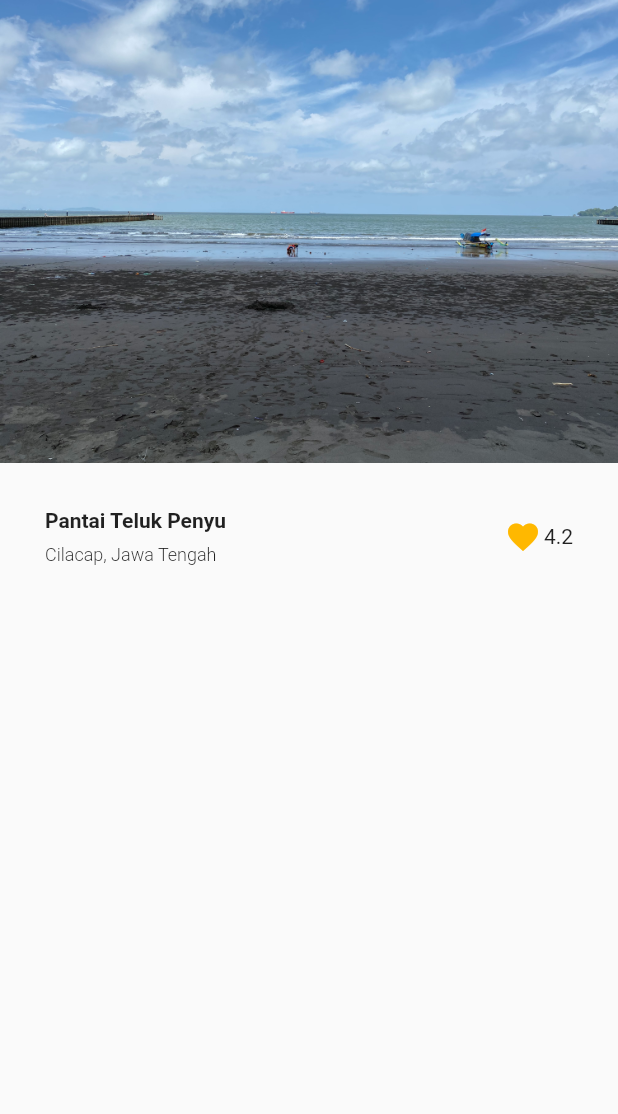
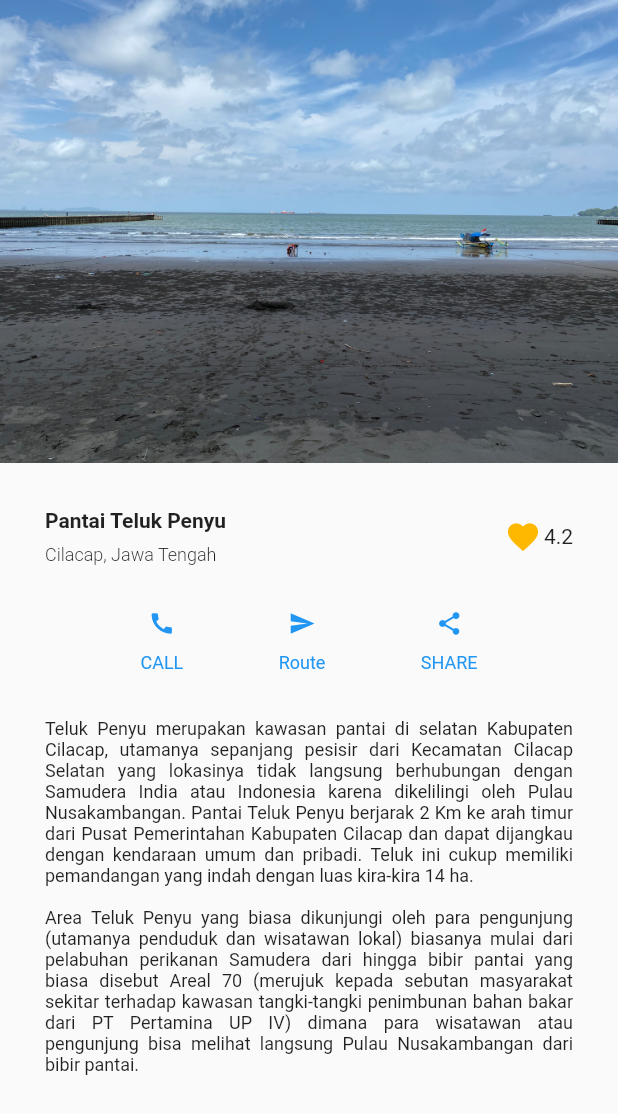
Before and after one commit to dewaasmara589/Belajar-Flutter, a Flutter app: the screen it shows after launch, on a phone screen of 412 x 824 dp. Shown: the top 1114 px of the screen. Run offline on Flutter 3.47's test engine with Material 2 defaults, Android fonts, the phone set to English and light mode, and no system bars.

Commit message:
Basic - Complete Project

```diff
--- a/basic/lib/home_page.dart
+++ b/basic/lib/home_page.dart
@@ -6,16 +6,21 @@ class HomePage extends StatelessWidget{
   Widget build(BuildContext context) {
     return Scaffold(
       body: SafeArea(
-        child: Column(
-          crossAxisAlignment: CrossAxisAlignment.start,
+        // Cara 1
+        // child: SingleChildScrollView(
+        // child: Column(
+        //   crossAxisAlignment: CrossAxisAlignment.start,
+
+        // Cara 2
+          child: ListView(
             children: [
               Image.asset(
                   'assets/image.png'
               ),
-            SizedBox(
+              const SizedBox(
                 height: 30,
               ),
-            Padding(
+              const Padding(
                 padding: EdgeInsets.symmetric(
                   horizontal: 30,
                 ),
@@ -72,8 +77,113 @@ class HomePage extends StatelessWidget{
                   ],
                 ),
               ),
+              const SizedBox(
+                height: 30,
+              ),
+              const Padding(
+                padding: EdgeInsets.symmetric(
+                  horizontal: 30,
+                ),
+                child: Row(
+                  mainAxisAlignment: MainAxisAlignment.spaceEvenly,
+                  children: [
+                    Column(
+                      children: [
+                        Icon(
+                          Icons.call,
+                          color: Colors.blue,
+                          size: 18,
+                        ),
+                        SizedBox(
+                          height: 10,
+                        ),
+                        Text("CALL",
+                          style: TextStyle(
+                            color: Colors.blue,
+                            fontSize: 12,
+                          ),
+                        ),
                       ],
                     ),
+
+                    Column(
+                      children: [
+                        Icon(
+                          Icons.send,
+                          color: Colors.blue,
+                          size: 18,
+                        ),
+                        SizedBox(
+                          height: 10,
+                        ),
+                        Text("Route",
+                          style: TextStyle(
+                            color: Colors.blue,
+                            fontSize: 12,
+                          ),
+                        ),
+                      ],
+                    ),
+
+                    Column(
+                      children: [
+                        Icon(
+                          Icons.share,
+                          color: Colors.blue,
+                          size: 18,
+                        ),
+                        SizedBox(
+                          height: 10,
+                        ),
+                        Text("SHARE",
+                          style: TextStyle(
+                            color: Colors.blue,
+                            fontSize: 12,
+                          ),
+                        ),
+                      ],
+                    ),
+
+                  ],
+                ),
+              ),
+              const SizedBox(
+                height: 30,
+              ),
+              const Padding(
+                padding: EdgeInsets.symmetric(
+                  horizontal: 30,
+                ),
+                child: Text(
+                      "Teluk Penyu merupakan kawasan pantai di selatan "
+                          "Kabupaten Cilacap, utamanya sepanjang pesisir dari "
+                          "Kecamatan Cilacap Selatan yang lokasinya tidak "
+                          "langsung berhubungan dengan Samudera India atau "
+                          "Indonesia karena dikelilingi oleh Pulau "
+                          "Nusakambangan. Pantai Teluk Penyu berjarak 2 Km "
+                          "ke arah timur dari Pusat Pemerintahan Kabupaten "
+                          "Cilacap dan dapat dijangkau dengan kendaraan umum "
+                          "dan pribadi. Teluk ini cukup memiliki pemandangan "
+                          "yang indah dengan luas kira-kira 14 ha.\n\nArea "
+                          "Teluk Penyu yang biasa dikunjungi oleh para pengunjung "
+                          "(utamanya penduduk dan wisatawan lokal) biasanya "
+                          "mulai dari pelabuhan perikanan Samudera dari hingga "
+                          "bibir pantai yang biasa disebut Areal 70 (merujuk "
+                          "kepada sebutan masyarakat sekitar terhadap kawasan "
+                          "tangki-tangki penimbunan bahan bakar dari PT "
+                          "Pertamina UP IV) dimana para wisatawan atau "
+                          "pengunjung bisa melihat langsung Pulau "
+                          "Nusakambangan dari bibir pantai.",
+                  style: TextStyle( fontSize: 12),
+                  textAlign: TextAlign.justify,
+                ),
+              ),
+              const SizedBox(
+                height: 30,
+              )
+            ],
+          ),
+        // ),  SingleChildScrollView
       ),
     );
   }
```
Lines whose indentation alone changed are shown as unchanged.
